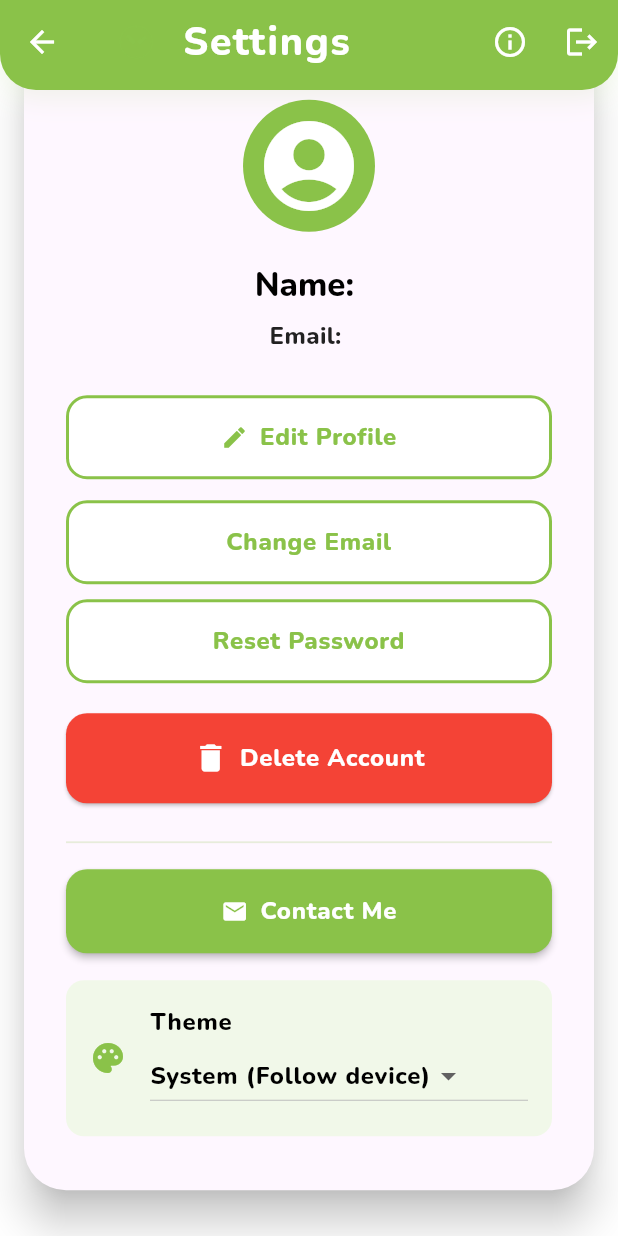
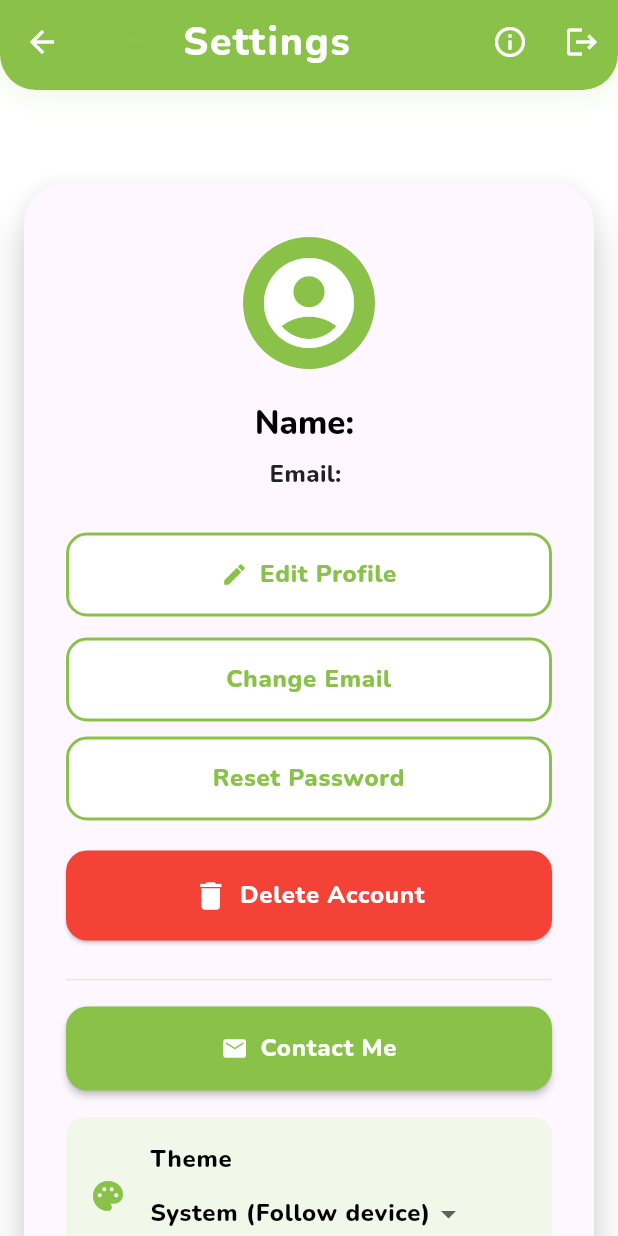
Before and after one commit to MrHasak99/DawaTime, a Flutter app: the SettingsPage screen opened directly, on a phone screen of 412 x 824 dp. Run offline on Flutter 3.47's test engine with Material 3 defaults, Android fonts, the phone set to English and light mode, and no system bars; our stand-ins replace cloud_firestore, firebase_auth, firebase_core, flutter_local_notifications, flutter_timezone, package_info_plus and 3 more; missing offline and left inert: android_intent_plus, background_fetch; accounts and stored records are empty.

Commit message:
feat: add spacing to settings page for improved layout

```diff
--- a/lib/settings.dart
+++ b/lib/settings.dart
@@ -286,6 +286,7 @@ class _SettingsPageState extends State<SettingsPage> {
               child: Column(
                 mainAxisAlignment: MainAxisAlignment.center,
                 children: [
+                  const SizedBox(height: 104),
                   FutureBuilder<DocumentSnapshot<Map<String, dynamic>>>(
                     future: userDoc.get(),
                     builder: (context, snapshot) {
```
